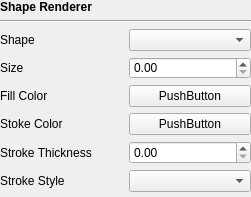
Qt form compshaperendererview.ui (dibu13/Qt-2D-Painter) before a commit.
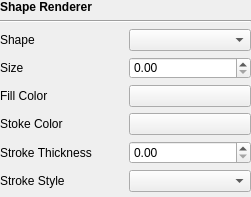
The same form after that commit.

```diff
--- a/compshaperendererview.ui
+++ b/compshaperendererview.ui
@@ -108,14 +108,14 @@
       <item row="3" column="1">
        <widget class="QPushButton" name="pushButton">
         <property name="text">
-         <string>PushButton</string>
+         <string/>
         </property>
        </widget>
       </item>
       <item row="2" column="1">
        <widget class="QPushButton" name="pushButton_2">
         <property name="text">
-         <string>PushButton</string>
+         <string/>
         </property>
        </widget>
       </item>
```
